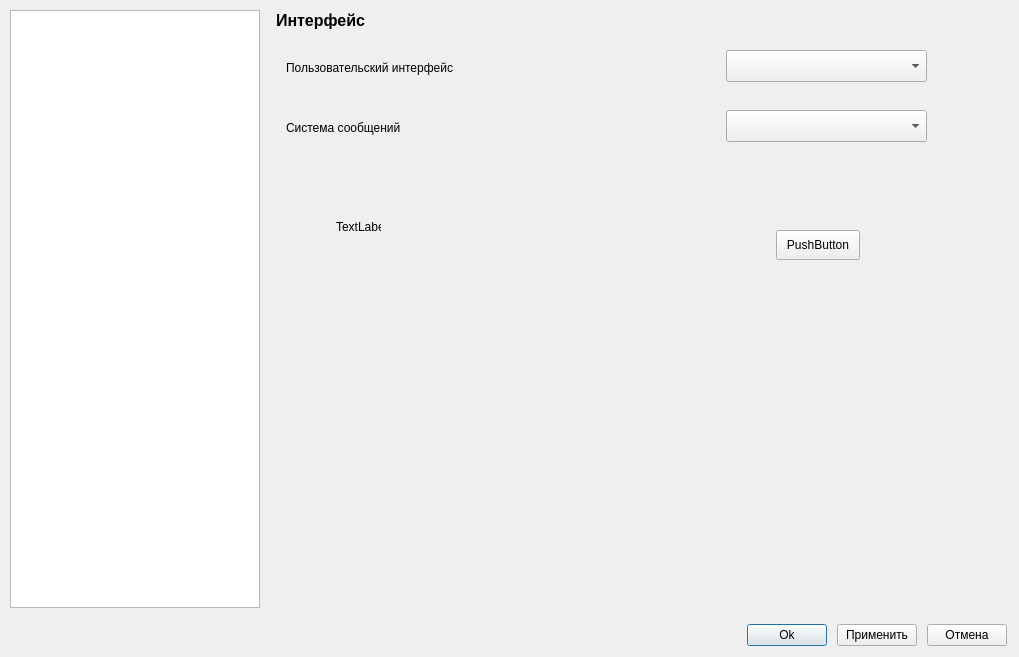
First picture: the form in ImView/nastroiki.ui, repository Ivanos121/ImView2_Qt6, before the edit.
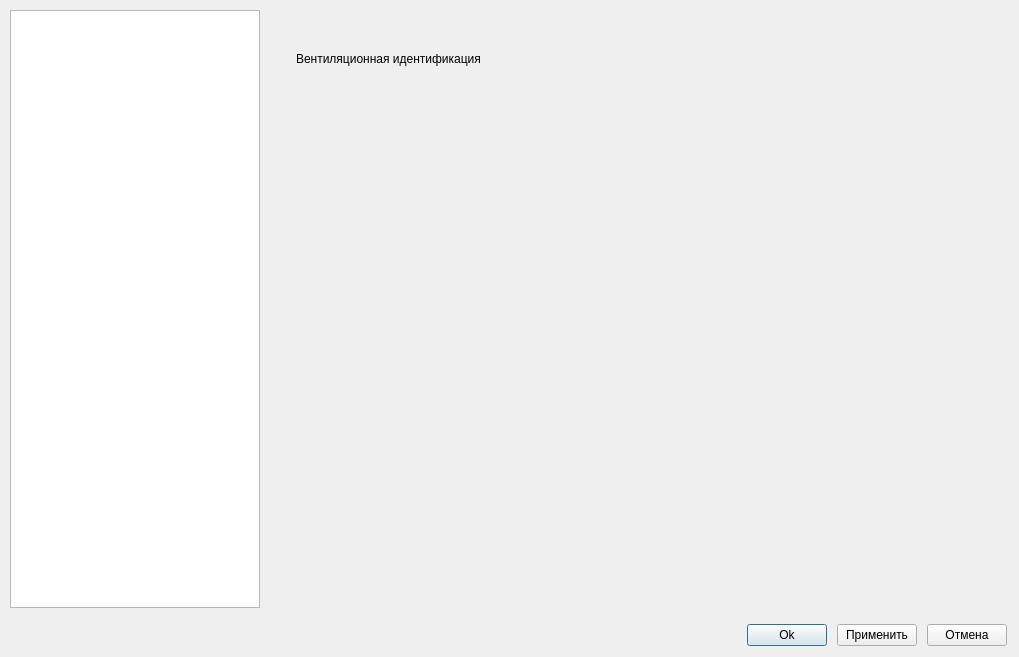
Second picture: the form after the edit.

```diff
--- a/ImView/nastroiki.ui
+++ b/ImView/nastroiki.ui
@@ -92,7 +92,7 @@
     </rect>
    </property>
    <property name="currentIndex">
-    <number>0</number>
+    <number>4</number>
    </property>
    <widget class="QWidget" name="page">
     <widget class="QLabel" name="label">
@@ -211,6 +211,36 @@
      </property>
     </widget>
    </widget>
+   <widget class="QWidget" name="page_8">
+    <widget class="QLabel" name="label_11">
+     <property name="geometry">
+      <rect>
+       <x>20</x>
+       <y>20</y>
+       <width>171</width>
+       <height>18</height>
+      </rect>
+     </property>
+     <property name="text">
+      <string>тепловая идентификация</string>
+     </property>
+    </widget>
+   </widget>
+   <widget class="QWidget" name="page_9">
+    <widget class="QLabel" name="label_12">
+     <property name="geometry">
+      <rect>
+       <x>30</x>
+       <y>40</y>
+       <width>241</width>
+       <height>18</height>
+      </rect>
+     </property>
+     <property name="text">
+      <string>Вентиляционная идентификация</string>
+     </property>
+    </widget>
+   </widget>
    <widget class="QWidget" name="page_5">
     <widget class="QLabel" name="label_4">
      <property name="geometry">
```
